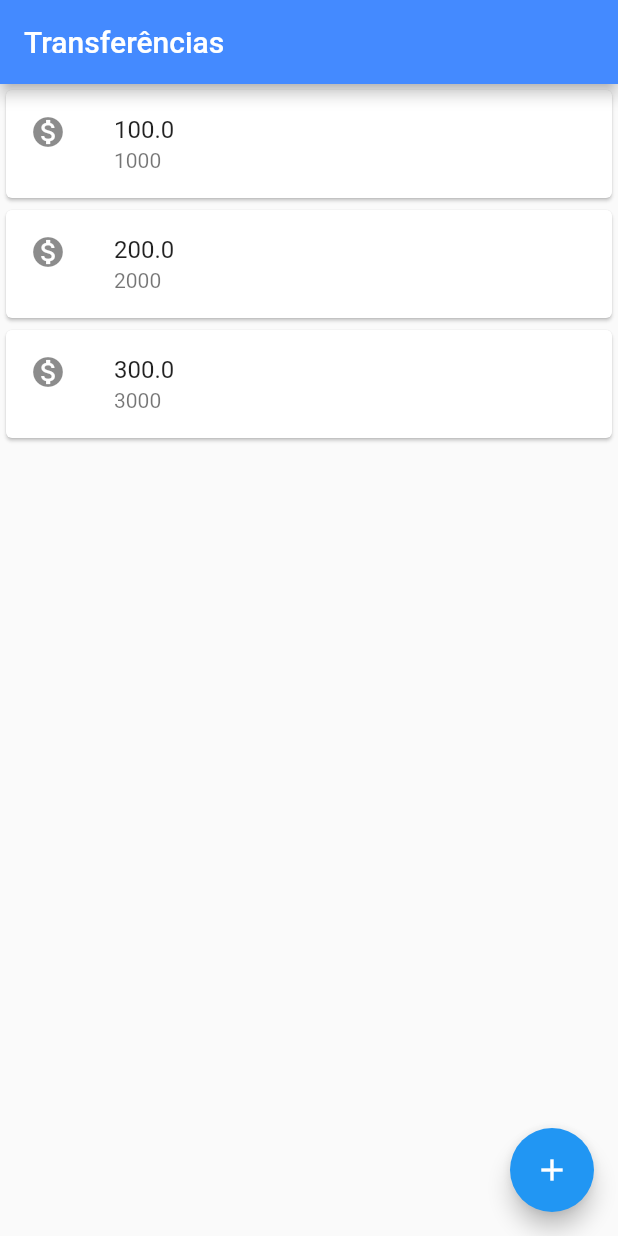
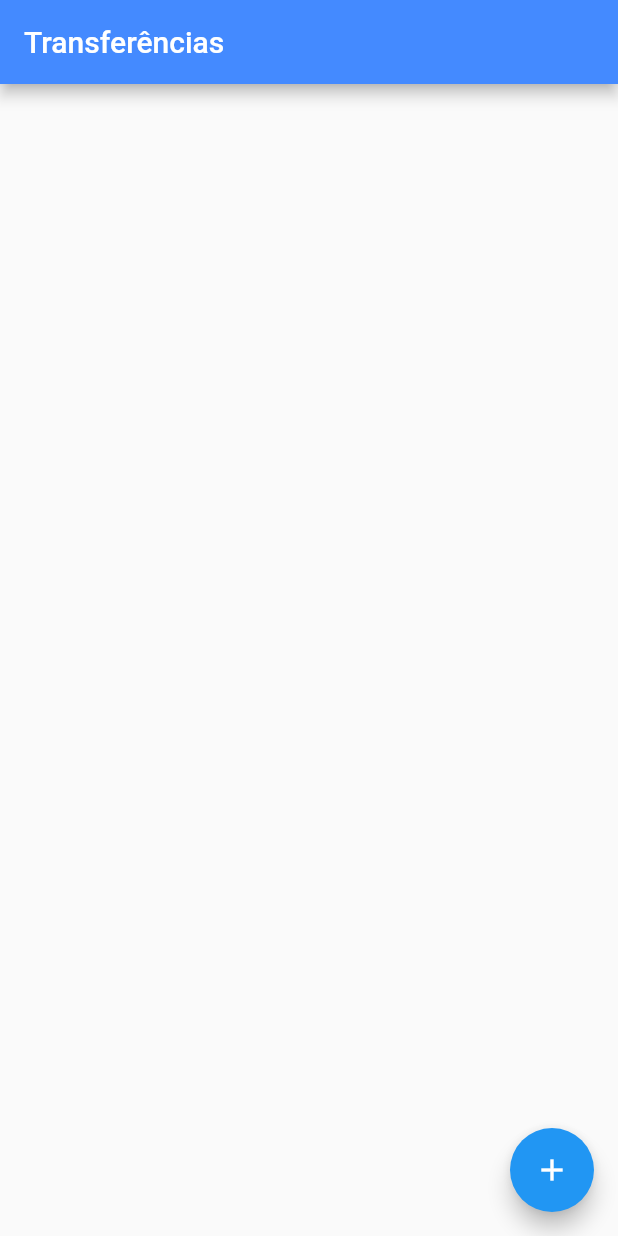
Before and after one commit to lucas-itenabler/Flutter-1-Bytebank, a Flutter app: the screen it shows after launch, on a phone screen of 412 x 824 dp. Run offline on Flutter 3.47's test engine with Material 2 defaults, Android fonts, the phone set to English and light mode, and no system bars.

```diff
--- a/bytebank/lib/main.dart
+++ b/bytebank/lib/main.dart
@@ -92,30 +92,39 @@ class Editor extends StatelessWidget {
   }
 }
 
-class ListaTransferencias extends StatelessWidget {
+class ListaTransferencias extends StatefulWidget {
+  final List<Transferencia> _transferencias = [];
+
+
+  @override
+  State<StatefulWidget> createState() {
+    return ListaTransferenciasState();
+  }
+}
+
+class ListaTransferenciasState extends State<ListaTransferencias>{
   @override
   Widget build(BuildContext context) {
-    // TODO: implement build
     return Scaffold(
       appBar: AppBar(
         title: Text('Transferências'),
         backgroundColor: Colors.blueAccent,
       ),
-      body: Column(
-        children: <Widget>[
-          ItemTransferencia(Transferencia(100.0, 1000)),
-          ItemTransferencia(Transferencia(200.0, 2000)),
-          ItemTransferencia(Transferencia(300.0, 3000)),
-        ],
+      body: ListView.builder(
+          itemCount: widget._transferencias.length,
+          itemBuilder: (context, indice) {
+            final transferencia = widget._transferencias[indice];
+            return ItemTransferencia(transferencia);
+          }
       ),
       floatingActionButton: FloatingActionButton(
         onPressed: () {
-          final Future future = Navigator.push(context, MaterialPageRoute(builder: (context){
+          final Future<Transferencia?> future = Navigator.push(context, MaterialPageRoute(builder: (context){
             return FormularioTransferencia();
           }));
           future.then((transferenciaRecebida){
-            debugPrint('Chegou no Then do future');
-            debugPrint('$transferenciaRecebida');
+            //widget._transferencias.add(transferenciaRecebida!);->DESATUALIZADO
+            setState(() => widget._transferencias.add(transferenciaRecebida!));
           });
         },
         child: Icon(Icons.add),
```
